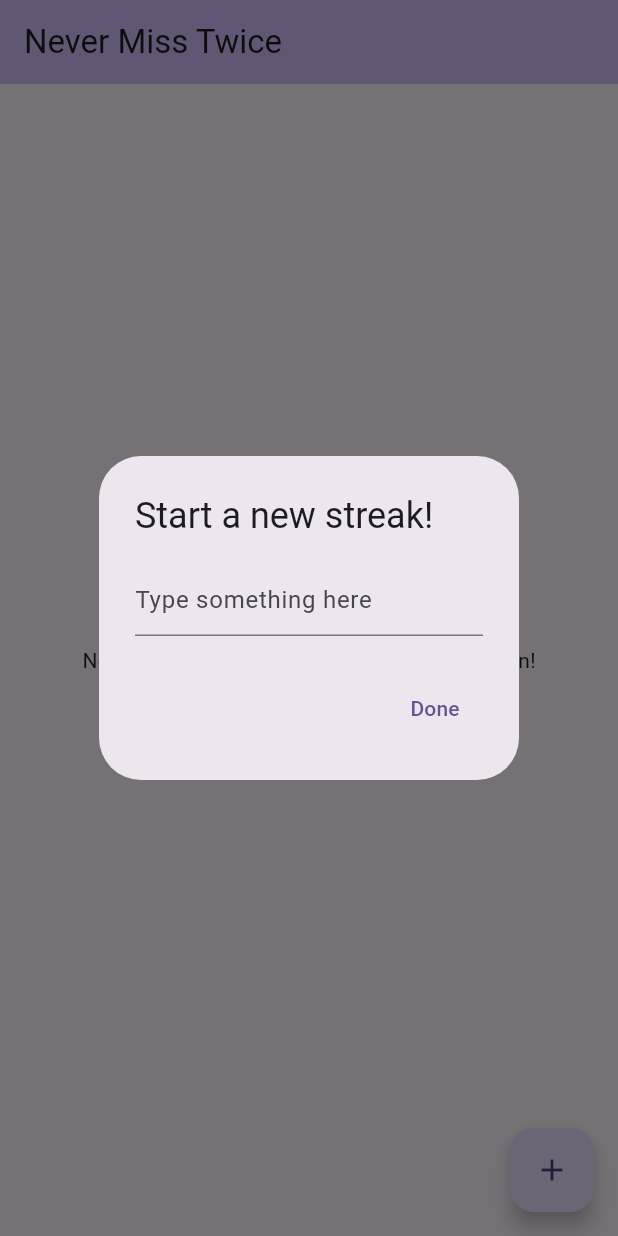
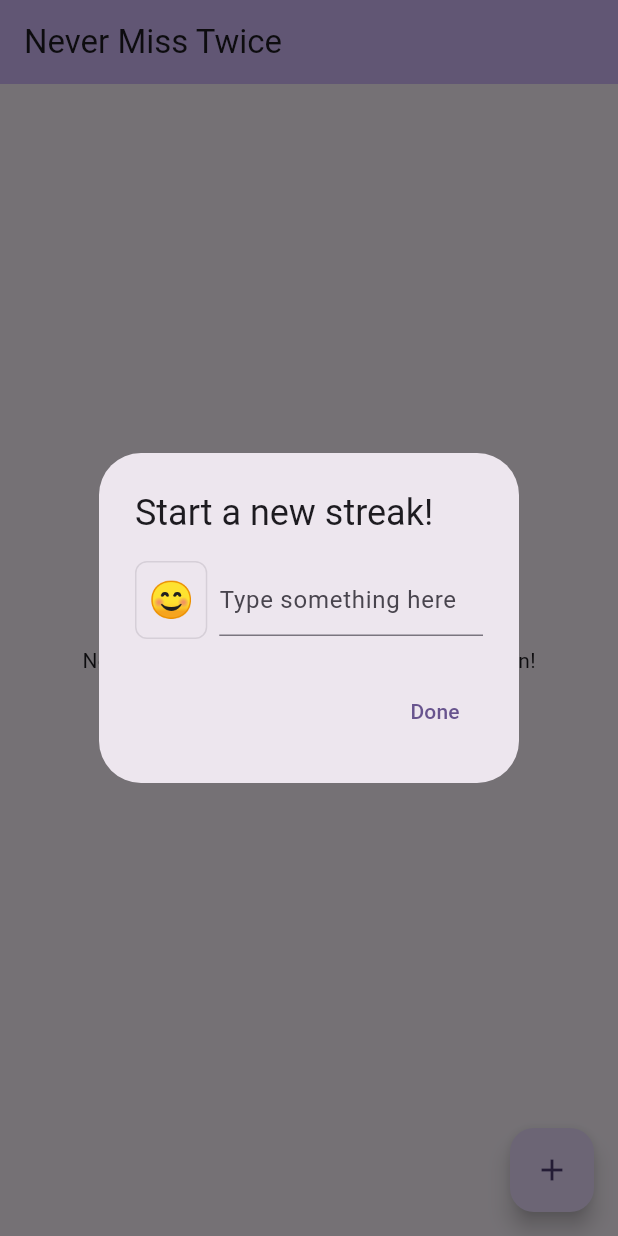
Before and after one commit to ofekudi/udi_streaks, a Flutter app: the screen it shows after launch, after a tap on the "add" icon, on a phone screen of 412 x 824 dp. Run offline on Flutter 3.47's test engine with Material 3 defaults, Android fonts, the phone set to English and light mode, and no system bars; our stand-ins replace emoji_picker_flutter, sqflite; accounts and stored records are empty.

Commit message:
ADd emoji for picker

```diff
--- a/lib/main.dart
+++ b/lib/main.dart
@@ -1,5 +1,7 @@
 import 'package:flutter/material.dart';
 import 'db_helper.dart';
+import 'package:emoji_picker_flutter/emoji_picker_flutter.dart';
+import 'package:flutter/foundation.dart' as foundation;
 
 void main() async {
   WidgetsFlutterBinding.ensureInitialized();
@@ -76,21 +78,72 @@ class _MyHomePageState extends State<MyHomePage> {
   }
 
   void _incrementCounter() {
+    String? selectedEmoji; // Default is null
     showDialog(
       context: context,
       builder: (BuildContext context) {
+        return StatefulBuilder(
+          builder: (context, setState) {
             return AlertDialog(
               title: const Text('Start a new streak!'),
-          content: TextField(
+              content: Row(
+                children: [
+                  GestureDetector(
+                    onTap: () {
+                      showModalBottomSheet(
+                        context: context,
+                        builder: (BuildContext context) {
+                          return SizedBox(
+                            height: 350,
+                            child: EmojiPicker(
+                              onEmojiSelected: (category, emoji) {
+                                setState(() => selectedEmoji = emoji.emoji);
+                                Navigator.pop(context);
+                              },
+                            ),
+                          );
+                        },
+                      );
+                    },
+                    child: Container(
+                      padding: const EdgeInsets.all(8),
+                      margin: const EdgeInsets.only(right: 8),
+                      decoration: BoxDecoration(
+                        borderRadius: BorderRadius.circular(8),
+                        border: Border.all(
+                          color: Theme.of(context)
+                              .colorScheme
+                              .outline
+                              .withOpacity(0.2),
+                        ),
+                      ),
+                      child: Text(
+                        selectedEmoji ?? '😊',
+                        style: TextStyle(
+                          fontSize: 24,
+                          color: selectedEmoji == null ? Colors.grey : null,
+                        ),
+                      ),
+                    ),
+                  ),
+                  Expanded(
+                    child: TextField(
                       controller: _textController,
-            decoration: const InputDecoration(hintText: "Type something here"),
+                      decoration: const InputDecoration(
+                          hintText: "Type something here"),
+                    ),
+                  ),
+                ],
               ),
               actions: <Widget>[
                 TextButton(
                   child: const Text('Done'),
                   onPressed: () async {
                     if (_textController.text.isNotEmpty) {
-                  await DBHelper().insertHabit(_textController.text);
+                      final habitName = selectedEmoji != null
+                          ? '$selectedEmoji ${_textController.text}'
+                          : _textController.text;
+                      await DBHelper().insertHabit(habitName);
                       _loadHabits();
                     }
                     _textController.clear();
@@ -98,6 +151,8 @@ class _MyHomePageState extends State<MyHomePage> {
                   },
                 ),
               ],
+            );
+          },
         );
       },
     );
--- a/pubspec.yaml
+++ b/pubspec.yaml
@@ -37,6 +37,7 @@ dependencies:
   # The following adds the Cupertino Icons font to your application.
   # Use with the CupertinoIcons class for iOS style icons.
   cupertino_icons: ^1.0.2
+  emoji_picker_flutter: ^4.3.0
 
 dev_dependencies:
   flutter_test:
```
Also changed, not shown: pubspec.lock, 5 other files. Lines whose indentation alone changed are shown as unchanged.
